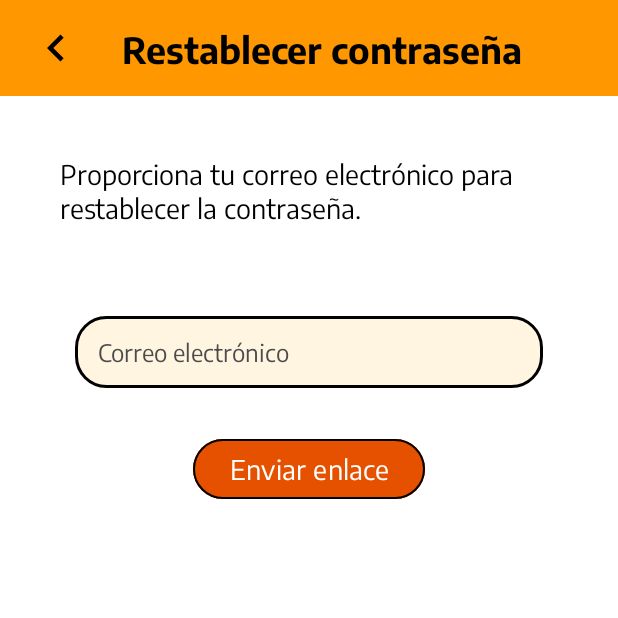
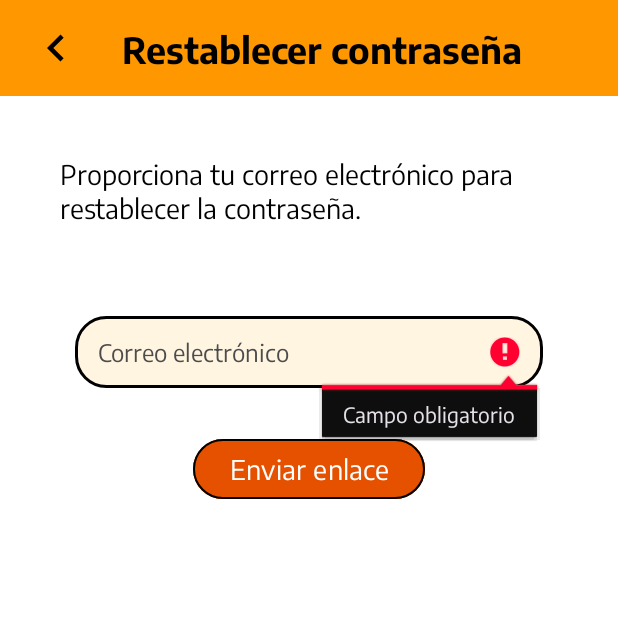
Before and after one commit to mTorrejon17/TableTrack, an Android app: the ForgotPasswordActivity screen opened directly, with no data from a screen before it, after a tap on "Enviar enlace", on a phone screen of 412 x 824 dp, the top half of it. Run offline under Robolectric (Android 15) with nearby library versions, the phone set to English and light mode, and no system bars; our stand-ins replace Firebase (no records; nobody signed in at launch, a user with empty details on screens opened directly).

Commit message:
Added ForgotPasswordActivity.kt.

```diff
--- a/app/src/main/java/com/pedrodev/tabletrack/ForgotPasswordActivity.kt
+++ b/app/src/main/java/com/pedrodev/tabletrack/ForgotPasswordActivity.kt
@@ -1,8 +1,11 @@
 package com.pedrodev.tabletrack
 
 import android.os.Bundle
+import android.view.View
 import androidx.appcompat.app.AppCompatActivity
 import com.google.firebase.auth.FirebaseAuth
+import com.pedrodev.tabletrack.Functions.alert
+import com.pedrodev.tabletrack.Functions.closeKeyboard
 import com.pedrodev.tabletrack.Functions.moveTo
 import com.pedrodev.tabletrack.databinding.ActivityForgotPasswordBinding
 
@@ -15,9 +18,47 @@ class ForgotPasswordActivity : AppCompatActivity() {
         binding = ActivityForgotPasswordBinding.inflate(layoutInflater)
         setContentView(binding.root)
         setSupportActionBar(binding.toolbar)
+        auth = FirebaseAuth.getInstance()
+        binding.progressBar.visibility = View.GONE
 
         binding.okForgotPassword.setOnClickListener {
             val email = binding.forgotEmail.text.toString().trim()
+
+            closeKeyboard()
+            binding.okForgotPassword.visibility = View.GONE
+            binding.progressBar.visibility = View.VISIBLE
+
+            it.isClickable = false
+
+            if (email.isEmpty()) {
+                //binding.root.alert(getString(R.string.please_all))
+                binding.forgotEmail.error = getString(R.string.required)
+                binding.progressBar.visibility = View.GONE
+                binding.okForgotPassword.visibility = View.VISIBLE
+                it.isClickable = true
+                return@setOnClickListener
+            }
+            if (!Functions.checkValidEmail(email) &&
+                !Functions.checkValidDomain(email))  {
+                //binding.root.alert(getString(R.string.please_email))
+                binding.forgotEmail.error = getString(R.string.please_email)
+                binding.progressBar.visibility = View.GONE
+                binding.okForgotPassword.visibility = View.VISIBLE
+                it.isClickable = true
+                return@setOnClickListener
+            }
+
+            auth.sendPasswordResetEmail(email).addOnSuccessListener {
+                binding.root.alert(getString(R.string.link_password))
+                binding.okForgotPassword.isClickable = true
+                binding.forgotEmail.setText("")
+                binding.progressBar.visibility = View.GONE
+                binding.okForgotPassword.visibility = View.VISIBLE
+            }.addOnFailureListener {
+                binding.root.alert(getString(R.string.please_email))
+                binding.progressBar.visibility = View.GONE
+                binding.okForgotPassword.visibility = View.VISIBLE
+            }
         }
 
         binding.back.setOnClickListener {
--- a/app/src/main/res/layout/activity_forgot_password.xml
+++ b/app/src/main/res/layout/activity_forgot_password.xml
@@ -8,6 +8,13 @@
     android:layout_gravity="center"
     android:background="@color/background_color"
     tools:context=".ForgotPasswordActivity">
+
+    <androidx.constraintlayout.widget.Guideline
+        android:id="@+id/guideline"
+        android:layout_width="match_parent"
+        android:layout_height="wrap_content"
+        android:orientation="horizontal"
+        app:layout_constraintGuide_percent="0.4"/>
 
     <androidx.appcompat.widget.Toolbar
         android:id="@+id/toolbar"
@@ -65,30 +72,32 @@
     </androidx.appcompat.widget.Toolbar>
 
     <LinearLayout
+        android:id="@+id/linearLayout"
         android:layout_width="match_parent"
         android:layout_height="0dp"
+        android:layout_margin="40dp"
+        android:gravity="center_horizontal"
         android:orientation="vertical"
-        android:gravity="center_horizontal"
-        android:layout_margin="40dp"
+        app:layout_constraintBottom_toBottomOf="parent"
         app:layout_constraintTop_toBottomOf="@+id/toolbar"
-        app:layout_constraintBottom_toBottomOf="parent">
+        tools:layout_editor_absoluteX="40dp">
 
         <TextView
             android:layout_width="match_parent"
             android:layout_height="wrap_content"
             android:layout_marginBottom="30dp"
-            android:textSize="18sp"
+            android:text="@string/text_forgot_password"
             android:textColor="@color/icon_color"
-            android:text="@string/text_forgot_password" />
+            android:textSize="18sp" />
 
         <EditText
             android:id="@+id/forgot_email"
             android:layout_width="match_parent"
             android:layout_height="48dp"
+            android:layout_marginLeft="10dp"
             android:layout_marginTop="30dp"
+            android:layout_marginRight="10dp"
             android:layout_marginBottom="30dp"
-            android:layout_marginLeft="10dp"
-            android:layout_marginRight="10dp"
             android:autofillHints="emailAddress"
             android:background="@drawable/edittext_background"
             android:hint="@string/hint_email"
@@ -97,9 +106,9 @@
             android:maxLines="1"
             android:paddingLeft="15dp"
             android:paddingRight="15dp"
-            android:textSize="16sp"
             android:textColor="@color/icon_color"
-            android:textColorHint="@color/placeholder_color" />
+            android:textColorHint="@color/placeholder_color"
+            android:textSize="16sp" />
 
         <Button
             android:id="@+id/ok_forgot_password"
@@ -114,4 +123,10 @@
             app:strokeWidth="1dp" />
     </LinearLayout>
 
+    <ProgressBar
+        android:id="@+id/progressBar"
+        style="?android:attr/progressBarStyle"
+        android:layout_width="match_parent"
+        android:layout_height="wrap_content"
+        app:layout_constraintTop_toTopOf="@id/guideline"/>
 </androidx.constraintlayout.widget.ConstraintLayout>
--- a/app/src/main/res/values/strings.xml
+++ b/app/src/main/res/values/strings.xml
@@ -38,6 +38,7 @@
     <string name="please_email">Por favor, ingrese un correo electrónico válido.</string>
     <string name="please_password">La contraseña debe tener mínimo 6 caracteres.</string>
     <string name="please_terms">Por favor, acepte los Términos y Condiciones.</string>
+    <string name="link_password">Se ha enviado un enlace a tu correo para restablecer la contraseña.</string>
 
     <string name="ok">Aceptar</string>
     <string name="cancel">Cancelar</string>
```
